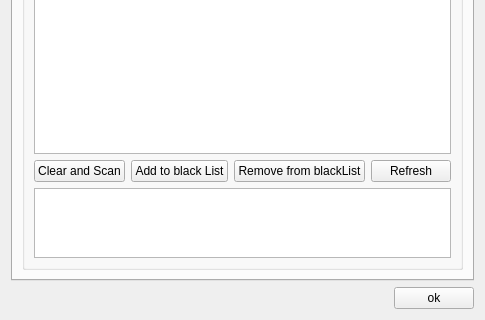
Qt form Client/src/Common/gui/PreferencesDialog.ui (elieserdejesus/JamTaba) before a commit; both pictures show x 0 to 485 and y 187 to 507 of the 485 by 507 pixel window.
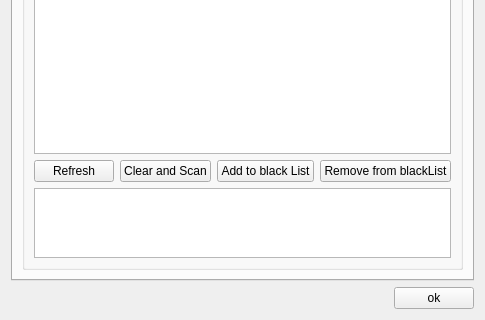
The same form after that commit.

Commit message: fixing the vst buttons order

Diff of the .ui file:
```diff
--- a/Client/src/Common/gui/PreferencesDialog.ui
+++ b/Client/src/Common/gui/PreferencesDialog.ui
@@ -343,6 +343,16 @@
           </item>
           <item>
            <layout class="QHBoxLayout" name="buttonsLayout">
+            <item>
+             <widget class="QPushButton" name="buttonVstRefresh">
+              <property name="toolTip">
+               <string>Scan only new plugins</string>
+              </property>
+              <property name="text">
+               <string>Refresh</string>
+              </property>
+             </widget>
+            </item>
             <item>
              <widget class="QPushButton" name="buttonClearVstAndScan">
               <property name="toolTip">
@@ -367,16 +377,6 @@
               </property>
              </widget>
             </item>
-            <item>
-             <widget class="QPushButton" name="buttonVstRefresh">
-              <property name="toolTip">
-               <string>Scan only new plugins</string>
-              </property>
-              <property name="text">
-               <string>Refresh</string>
-              </property>
-             </widget>
-            </item>
            </layout>
           </item>
           <item>
```
